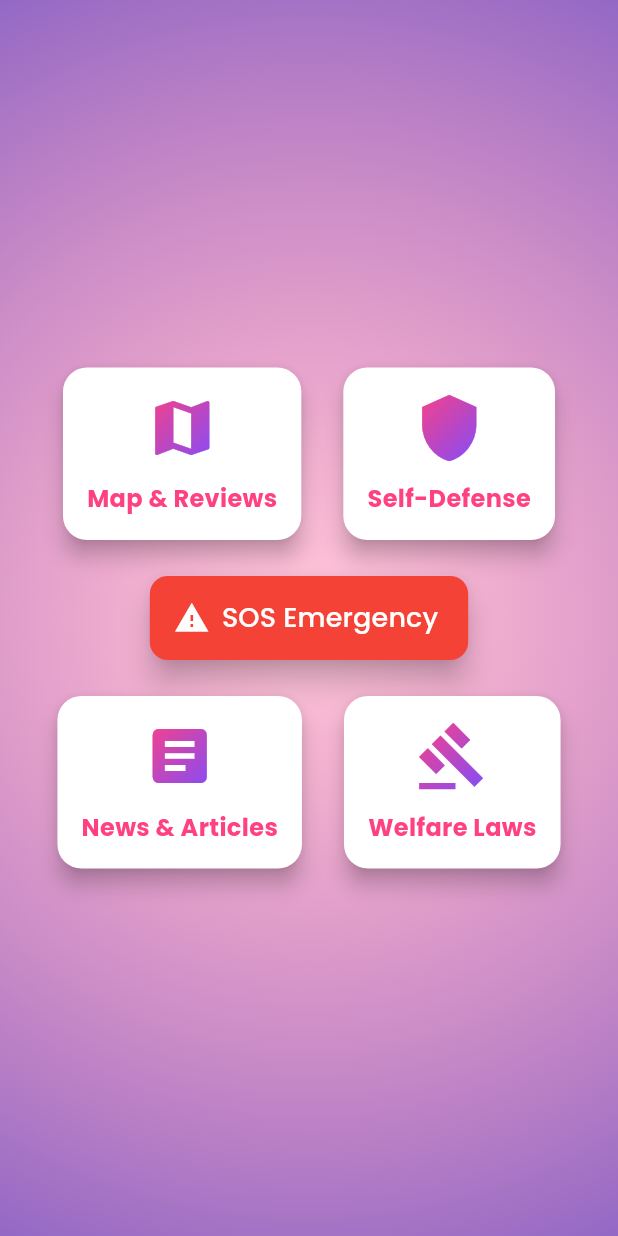
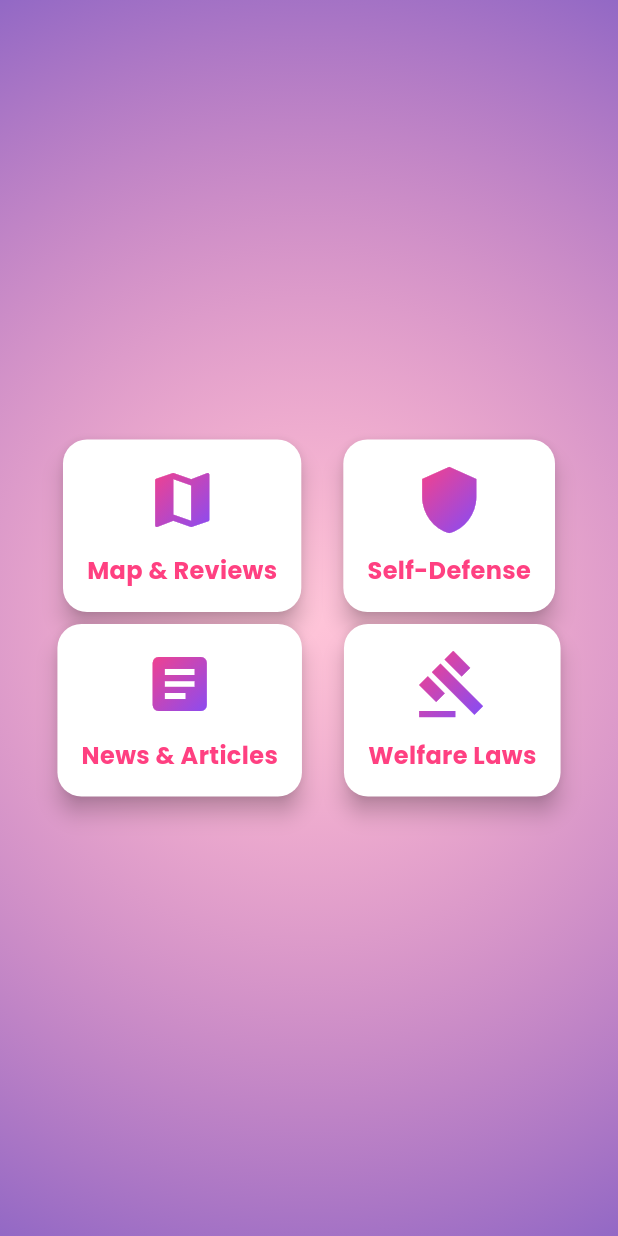
Before and after one commit to GnaneshK24/womensafety, a Flutter app: the LandingPage screen opened directly, on a phone screen of 412 x 824 dp. Run offline on Flutter 3.47's test engine with Material 3 defaults, Android fonts, the phone set to English and light mode, and no system bars; our stand-ins replace animate_do, flutter_contacts, font_awesome_flutter, geolocator, google_fonts, permission_handler and 2 more; accounts and stored records are empty.

Commit message:
Update main.dart

```diff
--- a/lib/main.dart
+++ b/lib/main.dart
@@ -245,18 +245,7 @@ class LandingPage extends StatelessWidget {
                 ),
 
                 // SOS Emergency Button (Centered between rows)
-                SizedBox(height: 20),
-                FloatingActionButton.extended(
-                  onPressed: () => showSOSAlert(context),
-                  icon: Icon(Icons.warning, color: Colors.white),
-                  label: Text("SOS Emergency", style: TextStyle(fontSize: 18, color: Colors.white)),
-                  backgroundColor: Colors.red,
-                  elevation: 8,
-                  shape: RoundedRectangleBorder(
-                    borderRadius: BorderRadius.circular(12),
-                  ),
-                ),
-                SizedBox(height: 20),
+
 
                 // Second Row of Buttons
                 Row(
```
